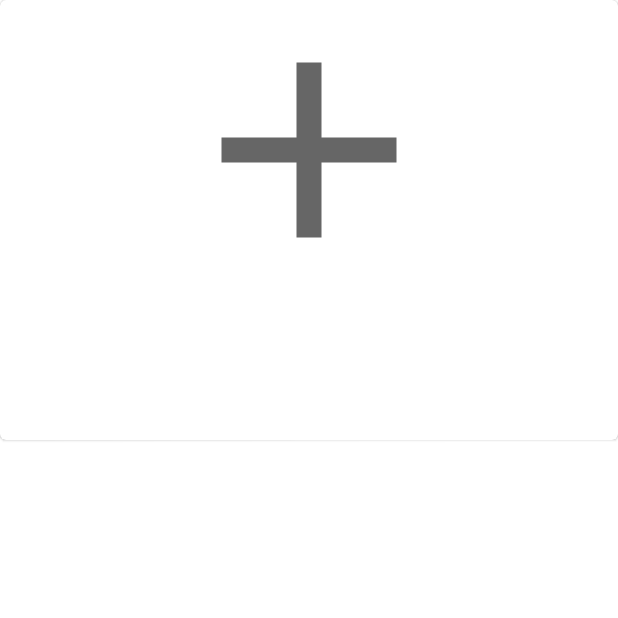
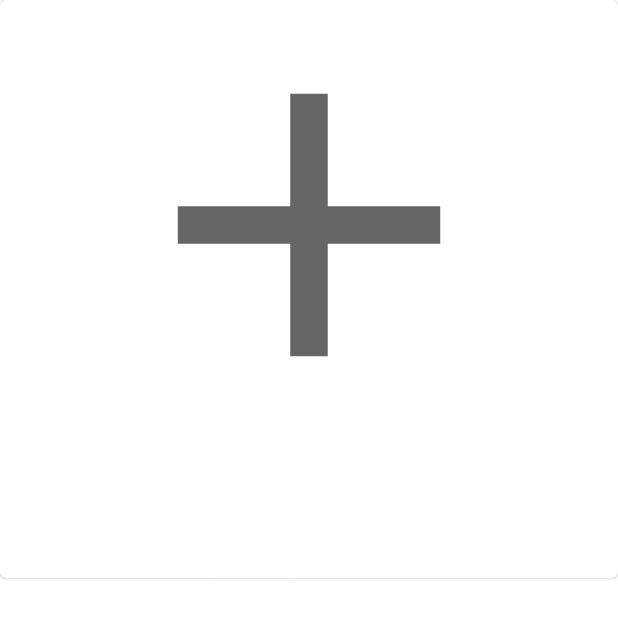
Before and after one commit to Celinarabe/foodie-app, an Android app: the layout fragment_list_item.xml on its own in the app's theme, with its tools: preview values and no code run, on a phone screen of 412 x 824 dp. Shown: the top 618 px of the screen. Run offline under Robolectric (Android 15) with nearby library versions, the phone set to English and light mode, and no system bars.

Commit message:
small changes i think

```diff
--- a/app/src/main/java/com/example/foodie_app/NewDishFragment.kt
+++ b/app/src/main/java/com/example/foodie_app/NewDishFragment.kt
@@ -176,6 +176,7 @@ class NewDishFragment : Fragment() {
 
     //sets imageView to user's photo
     override fun onActivityResult(requestCode: Int, resultCode: Int, data: Intent?) {
+        Log.d("NewDishFragment", "got a result: $requestCode $resultCode ${Activity.RESULT_OK}")
         val displayMetrics = DisplayMetrics()
         activity?.windowManager?.defaultDisplay?.getMetrics(displayMetrics)
         try {
@@ -186,6 +187,7 @@ class NewDishFragment : Fragment() {
                     photoUri = data?.data!!
                 }
             }
+            Log.d("NewDishFragment", "newURI: $photoUri")
             Glide.with(requireContext()).load(photoUri).into(binding.imageView)
         } catch (e: IOException) {
             Log.i("TAG", "Some exception $e")
--- a/app/src/main/res/layout/fragment_dish_detail.xml
+++ b/app/src/main/res/layout/fragment_dish_detail.xml
@@ -50,6 +50,7 @@
         android:layout_marginStart="16dp"
         tools:text="ahhhmazing place" />
 
+
     <Button
         android:id="@+id/delete_dish"
         android:layout_width="wrap_content"
--- a/app/src/main/res/layout/fragment_list_item.xml
+++ b/app/src/main/res/layout/fragment_list_item.xml
@@ -13,8 +13,8 @@
                 <!-- Media -->
                 <ImageView
                     android:id="@+id/imgDish"
-                    android:layout_width="200dp"
-                    android:layout_height="200dp"
+                    android:layout_width="match_parent"
+                    android:layout_height="300dp"
                     app:srcCompat="@drawable/ic_add"
                     android:layout_gravity="center_horizontal"
                     android:contentDescription="@string/content_description_media"
@@ -37,7 +37,6 @@
                     android:id="@+id/tvDishLocation"
                     android:layout_width="wrap_content"
                     android:layout_height="wrap_content"
-                    android:layout_marginTop="8dp"
                     android:textAppearance="?attr/textAppearanceBody2"
                     android:textColor="?android:attr/textColorSecondary"
                     />
```
